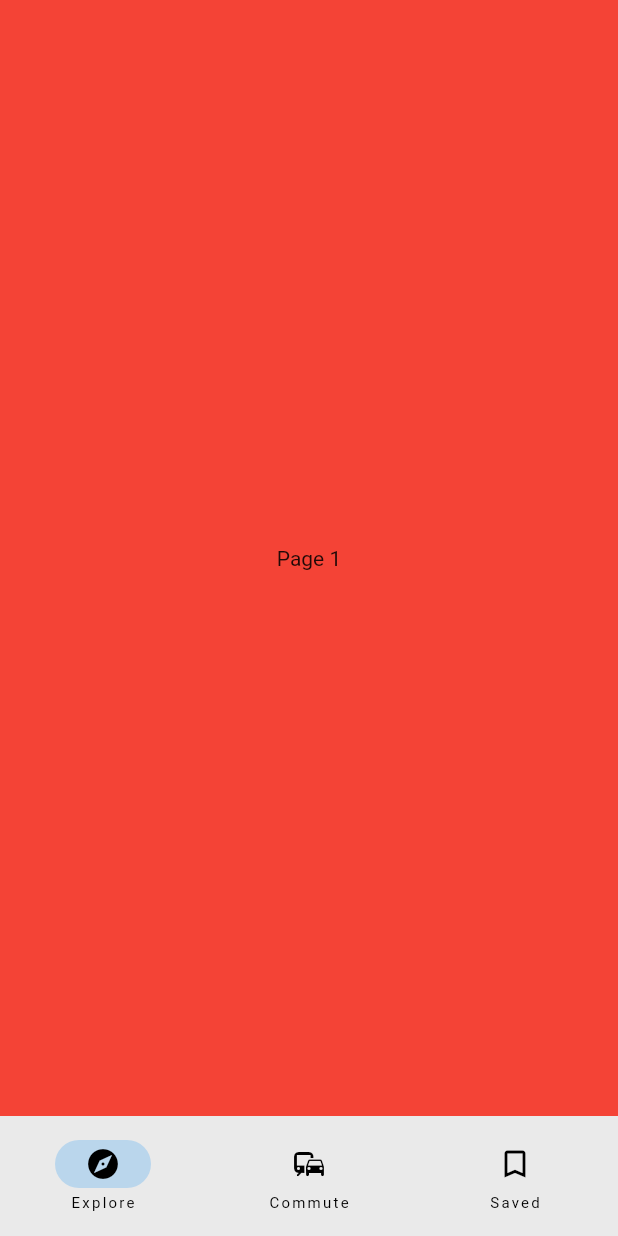
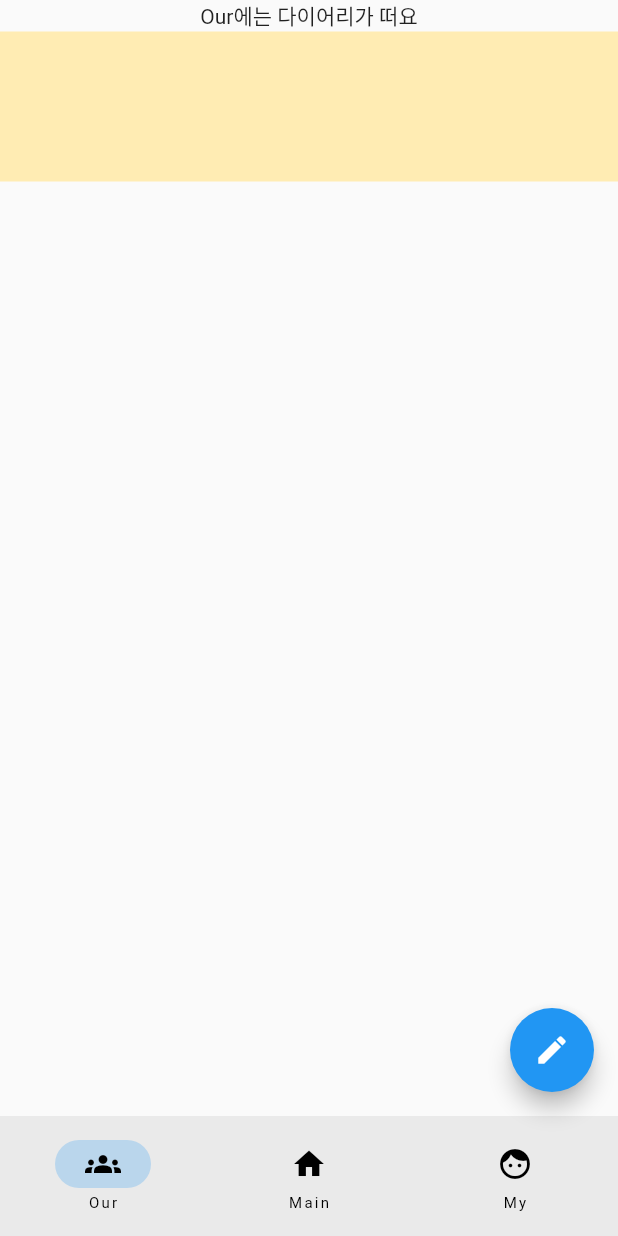
Before and after one commit to gogyoonga/Todays_Page, a Flutter app: the screen it shows after launch, on a phone screen of 412 x 824 dp. Run offline on Flutter 3.47's test engine with Material 2 defaults, Android fonts, the phone set to English and light mode, and no system bars.

Commit message:
2023-05-10,14:08

```diff
--- a/lib/main.dart
+++ b/lib/main.dart
@@ -1,4 +1,8 @@
 import 'package:flutter/material.dart';
+
+import 'home_screen.dart';
+import 'my_screen.dart';
+import 'our_screen.dart';
 
 void main() => runApp(const MyApp());
 
@@ -19,7 +23,19 @@ class MainScreen extends StatefulWidget {
 }
 
 class _MainScreenState extends State<MainScreen> {
-  int currentPageIndex = 0;
+  int _selectedIndex = 0;
+
+  static List<Widget> pages = <Widget>[
+    OurScreen(),
+    HomeScreen(),
+    MyScreen(),
+  ];
+
+  void _onItemTapped(int index){
+    setState((){
+      _selectedIndex = index;
+    });
+  }
 
   @override
   Widget build(BuildContext context) {
@@ -27,43 +43,30 @@ class _MainScreenState extends State<MainScreen> {
       bottomNavigationBar: NavigationBar(
         onDestinationSelected: (int index) {
           setState(() {
-            currentPageIndex = index;
+            _selectedIndex = index;
           });
         },
-        selectedIndex: currentPageIndex,
+        selectedIndex: _selectedIndex,
         destinations: const <Widget>[
           NavigationDestination(
-            icon: Icon(Icons.explore),
-            label: 'Explore',
+            icon: Icon(Icons.groups),
+            label: 'Our',
           ),
           NavigationDestination(
-            icon: Icon(Icons.commute),
-            label: 'Commute',
+            icon: Icon(Icons.home),
+            label: 'Main',
           ),
           NavigationDestination(
-            selectedIcon: Icon(Icons.bookmark),
-            icon: Icon(Icons.bookmark_border),
-            label: 'Saved',
+            icon: Icon(Icons.face),
+            label: 'My',
           ),
         ],
       ),
-      body: <Widget>[
-        Container(
-          color: Colors.red,
-          alignment: Alignment.center,
-          child: const Text('Page 1'),
-        ),
-        Container(
-          color: Colors.green,
-          alignment: Alignment.center,
-          child: const Text('Page 2'),
-        ),
-        Container(
-          color: Colors.blue,
-          alignment: Alignment.center,
-          child: const Text('Page 3'),
-        ),
-      ][currentPageIndex],
+
+      floatingActionButton: FloatingActionButton( child: Icon(Icons.create) ,onPressed: (){  },),
+      body: pages[_selectedIndex],
+
+
     );
   }
 }
--- /dev/null
+++ b/lib/our_screen.dart
@@ -0,0 +1,18 @@
+import 'package:flutter/material.dart';
+
+class OurScreen extends StatelessWidget{
+  @override
+  Widget build(BuildContext context) {
+    // TODO: implement build
+    return Column(children: [Container(
+      color: Colors.green,
+    ),
+      Text('Our에는 다이어리가 떠요'),
+      Container(
+        color: Colors.amber[100],
+        height: 100,
+      ),
+    ],
+    );
+  }
+  }
```
Also changed, not shown: lib/home_screen.dart (added, +22 -0 lines), lib/my_screen.dart (added, +17 -0 lines).
